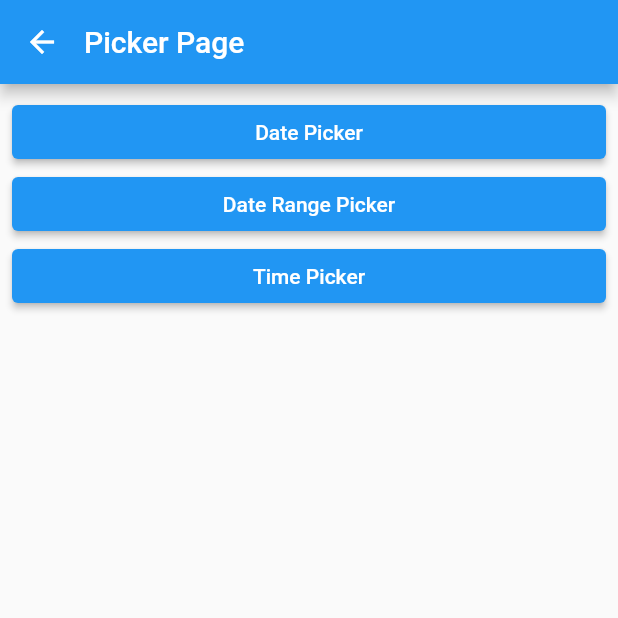
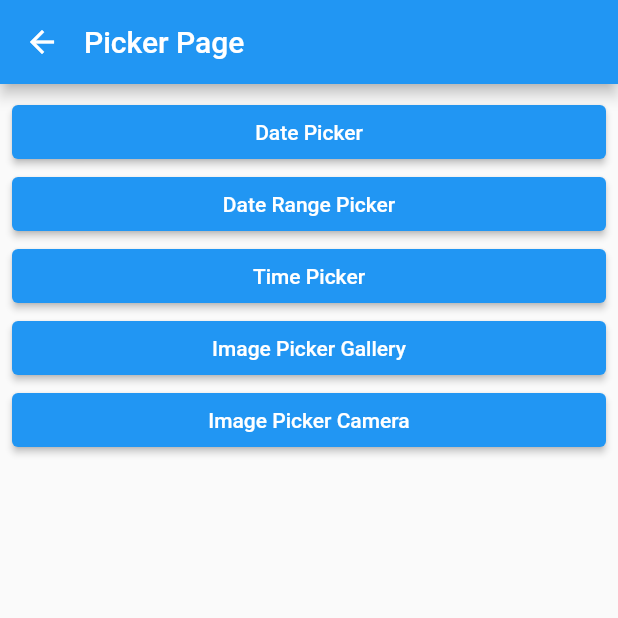
Before and after one commit to muhammadfarros12/udemy-flutter-app, a Flutter app: the PickerPage screen opened directly, on a phone screen of 412 x 824 dp, the top half of it. Run offline on Flutter 3.47's test engine with Material 2 defaults, Android fonts, the phone set to English and light mode, and no system bars; our stand-ins replace fluttertoast, image_picker.

Commit message:
Picker [commit 4] Image Picker

```diff
--- a/lib/page/interaction/picker_page.dart
+++ b/lib/page/interaction/picker_page.dart
@@ -1,6 +1,9 @@
 // ignore_for_file: avoid_print
 
+import 'dart:typed_data';
+
 import 'package:flutter/material.dart';
+import 'package:image_picker/image_picker.dart';
 import 'package:intl/intl.dart';
 
 class PickerPage extends StatefulWidget {
@@ -11,6 +14,8 @@ class PickerPage extends StatefulWidget {
 }
 
 class _PickerPageState extends State<PickerPage> {
+  Uint8List? _imageData;
+
   void getDate() async {
     DateTime? result = await showDatePicker(
         context: context,
@@ -48,6 +53,18 @@ class _PickerPageState extends State<PickerPage> {
     }
   }
 
+  void getImage(ImageSource source) async {
+    final picker = ImagePicker();
+    XFile? image = await picker.pickImage(source: source);
+    if (image != null) {
+      print(image.name);
+      Uint8List imageBytes = await image.readAsBytes();
+      setState(() {
+        _imageData = imageBytes;
+      });
+    }
+  }
+
   @override
   Widget build(BuildContext context) {
     return Scaffold(
@@ -63,6 +80,13 @@ class _PickerPageState extends State<PickerPage> {
             child: const Text('Date Range Picker')),
         ElevatedButton(
             onPressed: () => getTime(), child: const Text('Time Picker')),
+        ElevatedButton(
+            onPressed: () => getImage(ImageSource.gallery),
+            child: const Text('Image Picker Gallery')),
+        ElevatedButton(
+            onPressed: () => getImage(ImageSource.camera),
+            child: const Text('Image Picker Camera')),
+        if (_imageData != null) Image.memory(_imageData!),
       ]),
     );
   }
--- a/pubspec.yaml
+++ b/pubspec.yaml
@@ -36,6 +36,7 @@ dependencies:
   cupertino_icons: ^1.0.2
   fluttertoast: ^8.0.9
   intl: ^0.17.0
+  image_picker: ^0.8.5
 
 dev_dependencies:
   flutter_test:
```
Also changed, not shown: pubspec.lock, 1 other file.
